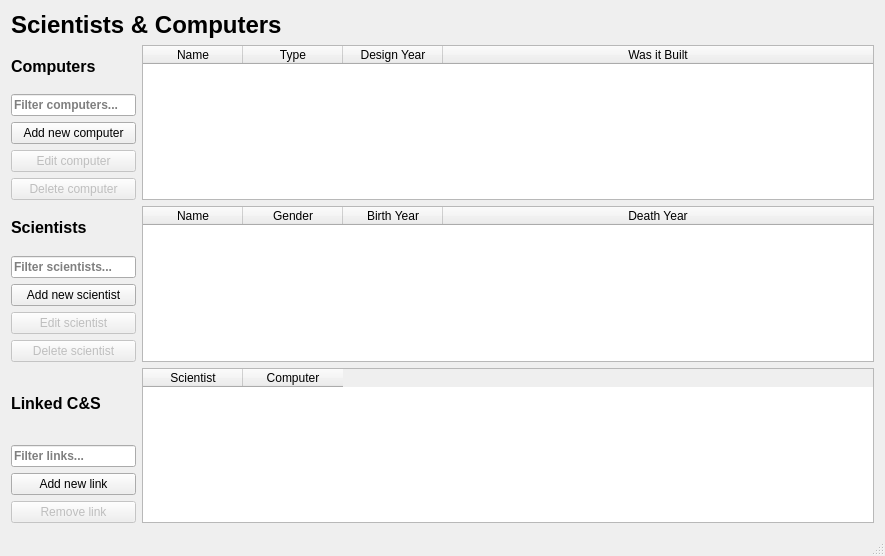
Old version of the form VLN1-H32/mainwindow.ui in the repository Kristian15/VLN1-Hopur32.
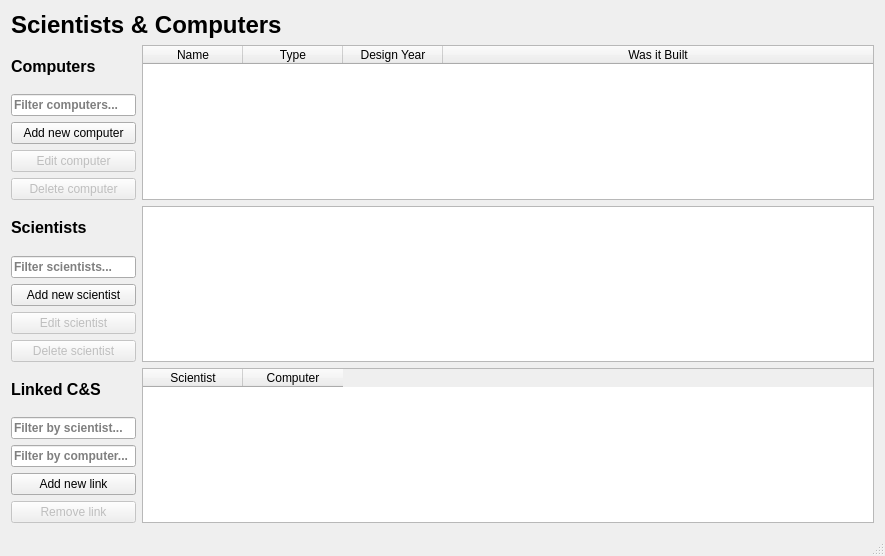
New version of the form. Icons and pictures are not drawn.

The edit to the form file:
```diff
--- a/VLN1-H32/mainwindow.ui
+++ b/VLN1-H32/mainwindow.ui
@@ -260,7 +260,7 @@
            <bool>true</bool>
           </property>
           <attribute name="horizontalHeaderVisible">
-           <bool>true</bool>
+           <bool>false</bool>
           </attribute>
           <attribute name="horizontalHeaderStretchLastSection">
            <bool>true</bool>
@@ -336,7 +336,26 @@
              <number>0</number>
             </property>
             <property name="placeholderText">
-             <string>Filter links...</string>
+             <string>Filter by scientist...</string>
+            </property>
+           </widget>
+          </item>
+          <item>
+           <widget class="QLineEdit" name="lineEdit">
+            <property name="sizePolicy">
+             <sizepolicy hsizetype="Minimum" vsizetype="Fixed">
+              <horstretch>0</horstretch>
+              <verstretch>0</verstretch>
+             </sizepolicy>
+            </property>
+            <property name="font">
+             <font>
+              <weight>75</weight>
+              <bold>true</bold>
+             </font>
+            </property>
+            <property name="placeholderText">
+             <string>Filter by computer...</string>
             </property>
            </widget>
           </item>
```
